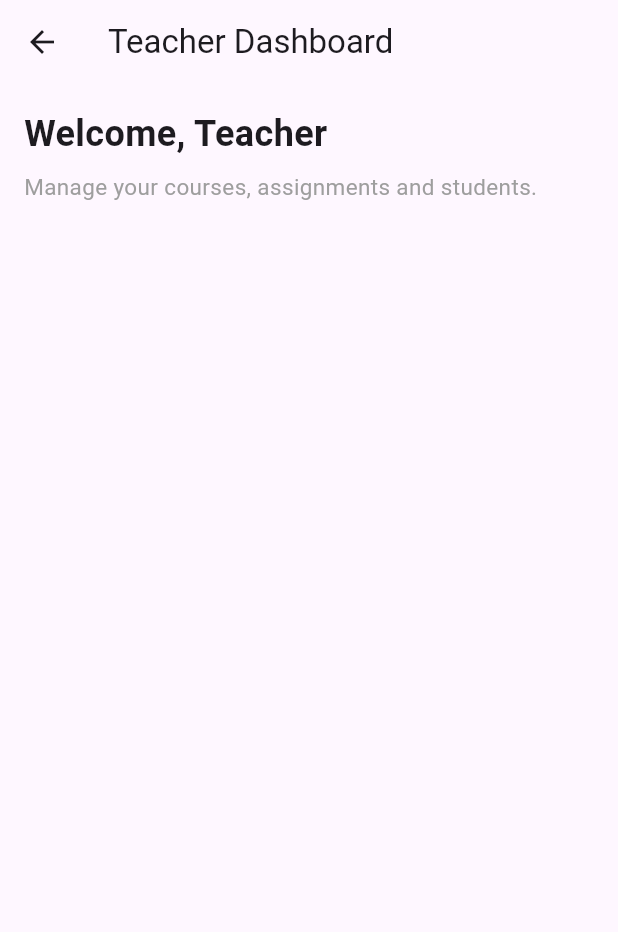
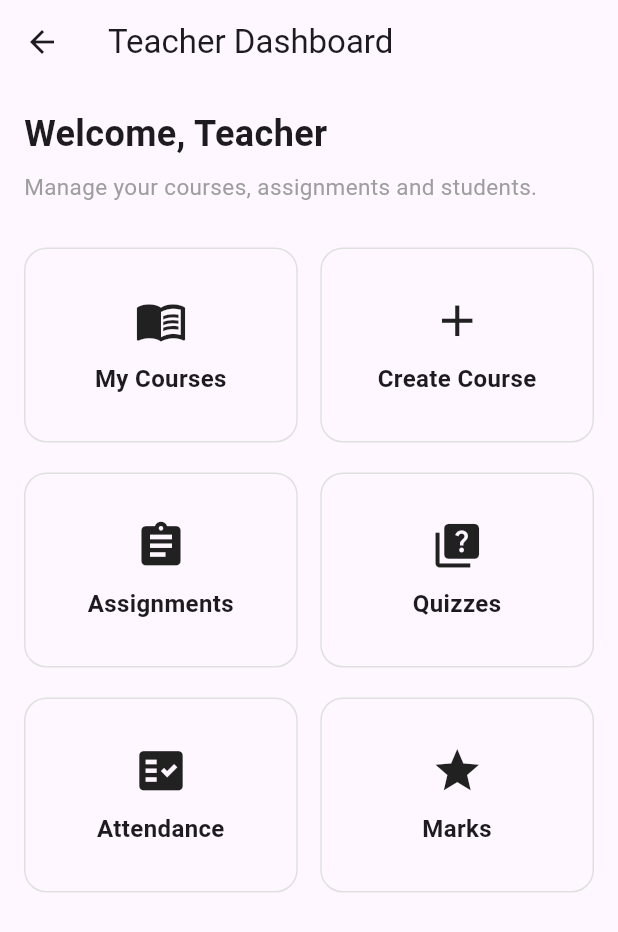
Before and after one commit to fluttercodecraft/StudyMate-Student-Academic-Management-System, a Flutter app: the TeacherDashboard screen opened directly, on a phone screen of 412 x 824 dp. Shown: the top 932 px of the screen. Run offline on Flutter 3.47's test engine with Material 3 defaults, Android fonts, the phone set to English and light mode, and no system bars; our stand-ins replace cloud_firestore, firebase_auth, firebase_core; accounts and stored records are empty; Roboto replaces fonts that are missing (Poppins).

Commit message:
add all files "

```diff
--- a/lib/TeacherScreens/TeacherDashboard.dart
+++ b/lib/TeacherScreens/TeacherDashboard.dart
@@ -146,6 +146,35 @@ class TeacherDashboard extends StatelessWidget {
         height: 130,
         padding: const EdgeInsets.all(15),
 
+        decoration: BoxDecoration(
+          borderRadius: BorderRadius.circular(15),
+          border: Border.all(
+            color: Colors.grey.shade300,
+          ),
+        ),
+
+        child: Column(
+          mainAxisAlignment: MainAxisAlignment.center,
+          children: [
+
+            Icon(
+              icon,
+              size: 35,
+            ),
+
+            const SizedBox(height: 10),
+
+            Text(
+              title,
+              textAlign: TextAlign.center,
+              style: const TextStyle(
+                fontSize: 16,
+                fontWeight: FontWeight.w600,
+              ),
+            ),
+          ],
+        ),
+      ),
     );
   }
 }
```
